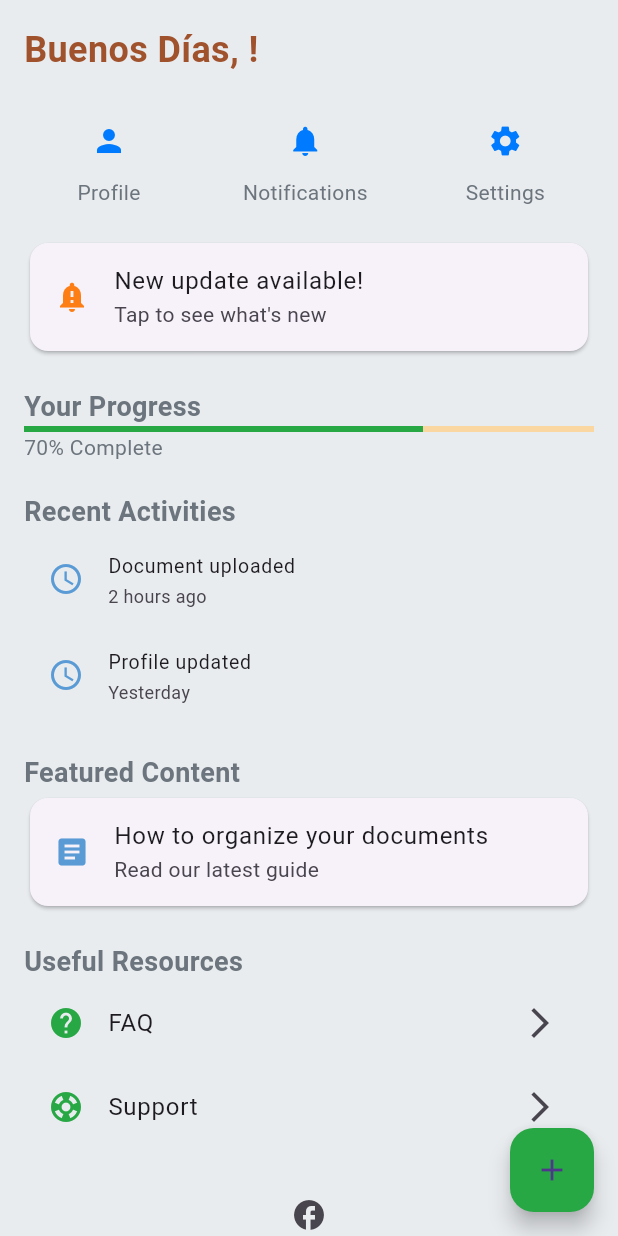
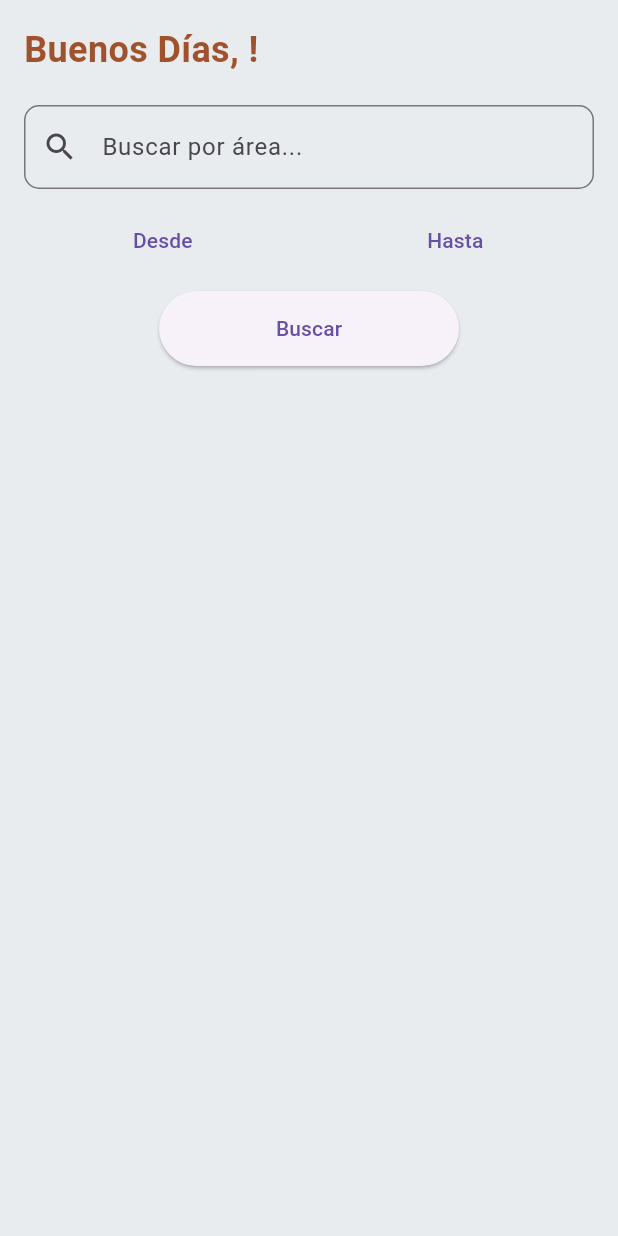
Before and after one commit to leonardoarrieta30/Dago, a Flutter app: the HomeScreen screen opened directly, on a phone screen of 412 x 824 dp. Run offline on Flutter 3.47's test engine with Material 3 defaults, Android fonts, the light colour scheme and no system bars; our stand-ins replace image_picker, pdf, permission_handler, printing, share_plus, shared_preferences; accounts and stored records are empty.

Commit message:
area agregado

```diff
--- /dev/null
+++ b/devtools_options.yaml
@@ -0,0 +1,3 @@
+description: This file stores settings for Dart & Flutter DevTools.
+documentation: https://docs.flutter.dev/tools/devtools/extensions#configure-extension-enablement-states
+extensions:
--- a/lib/components/home.dart
+++ b/lib/components/home.dart
@@ -1,11 +1,7 @@
 import 'dart:convert';
-
-import 'package:dago_application/data/remote/http_helper.dart';
-import 'package:dago_application/models/user.dart';
 import 'package:flutter/material.dart';
+import 'package:shared_preferences/shared_preferences.dart';
 import 'package:intl/intl.dart';
-import 'package:shared_preferences/shared_preferences.dart';
-import 'package:flutter/services.dart';
 
 class HomeScreen extends StatefulWidget {
   @override
@@ -13,67 +9,30 @@ class HomeScreen extends StatefulWidget {
 }
 
 class _HomeScreenState extends State<HomeScreen> {
-  // final String userName = "John";
-  User? _user;
-  HttpHelper? _httpHelper;
+  String _userName = "";
+  TextEditingController _searchController = TextEditingController();
+  DateTime? _fromDate;
+  DateTime? _toDate;
+  List<dynamic> _searchResults = [];
   bool _isLoading = false;
+
   @override
   void initState() {
     super.initState();
-    _httpHelper = HttpHelper();
-    _loadUsuario();
+    _loadUserName();
   }
 
-  @override
-  void didChangeDependencies() {
-    super.didChangeDependencies();
-    if (_user == null) {
-      _loadUsuario();
-    }
-  }
-
-  @override
-  void dispose() {
-    // Cancela cualquier operación pendiente aquí
-    super.dispose();
-  }
-
-  void _loadUsuario() async {
+  void _loadUserName() async {
     SharedPreferences prefs = await SharedPreferences.getInstance();
-    String? usuarioJson = prefs.getString('usuario');
-    if (usuarioJson != null) {
+    String? userJson = prefs.getString('usuario');
+    if (userJson != null) {
+      final userData = jsonDecode(userJson);
       setState(() {
-        _user = User.fromJson(jsonDecode(usuarioJson));
-        _initialize();
+        _userName = userData['nombre'] ?? "";
       });
     }
   }
 
-  Future<void> _initialize() async {
-    if (_user != null) {
-      setState(() {
-        _isLoading = true;
-      });
-      try {
-        final updatedUser = await _httpHelper?.getUserById(_user!.id);
-        if (mounted) {
-          setState(() {
-            _user = updatedUser;
-            _isLoading = false;
-          });
-        }
-      } catch (e) {
-        print('Error al obtener el usuario: $e');
-        if (mounted) {
-          setState(() {
-            _isLoading = false;
-          });
-        }
-      }
-    }
-  }
-
-  // Replace with actual user name
   String _getGreeting() {
     var hour = DateTime.now().hour;
     if (hour < 12) {
@@ -85,178 +44,141 @@ class _HomeScreenState extends State<HomeScreen> {
     }
   }
 
-  String _getUserName() {
-    if (_user != null) {
-      return _user!.nombre;
+  Future<void> _selectDate(BuildContext context, bool isFromDate) async {
+    final DateTime? picked = await showDatePicker(
+      context: context,
+      initialDate:
+          isFromDate ? _fromDate ?? DateTime.now() : _toDate ?? DateTime.now(),
+      firstDate: DateTime(2000),
+      lastDate: DateTime(2101),
+    );
+    if (picked != null) {
+      setState(() {
+        if (isFromDate) {
+          _fromDate = picked;
+        } else {
+          _toDate = picked;
         }
-    return "";
+      });
+    }
+  }
+
+  Future<void> _performSearch() async {
+    if (_searchController.text.isEmpty ||
+        _fromDate == null ||
+        _toDate == null) {
+      ScaffoldMessenger.of(context).showSnackBar(
+        SnackBar(
+            content: Text('Por favor, complete todos los campos de búsqueda')),
+      );
+      return;
+    }
+
+    setState(() {
+      _isLoading = true;
+    });
+
+    // Simular llamada API
+    await Future.delayed(Duration(seconds: 2));
+
+    // Simulación de respuesta de API
+    final response = {
+      'results': [
+        {'id': 1, 'title': 'Resultado 1', 'date': '2024-09-15'},
+        {'id': 2, 'title': 'Resultado 2', 'date': '2024-09-16'},
+        {'id': 3, 'title': 'Resultado 3', 'date': '2024-09-17'},
+      ]
+    };
+
+    setState(() {
+      _searchResults = response['results']!;
+      _isLoading = false;
+    });
   }
 
   @override
   Widget build(BuildContext context) {
-    SystemChrome.setSystemUIOverlayStyle(SystemUiOverlayStyle(
-      statusBarColor: Colors.transparent, // o cualquier color que prefieras
-      statusBarIconBrightness: Brightness.dark, // para iconos oscuros
-    ));
     return Scaffold(
       backgroundColor: Color(0xFFE9ECEF),
-      appBar: AppBar(
-        elevation: 0,
-        automaticallyImplyLeading: false, // Esto quita el botón de retroceso
-        toolbarHeight: 0, // Esto hace que el AppBar sea invisible
-        systemOverlayStyle: SystemUiOverlayStyle.dark,
-      ),
-      body: _isLoading
-          ? Center(child: CircularProgressIndicator())
-          : SingleChildScrollView(
+      body: SafeArea(
         child: Padding(
           padding: EdgeInsets.all(16),
           child: Column(
             crossAxisAlignment: CrossAxisAlignment.start,
             children: [
-                    // Personalized Welcome
               Text(
-                      "${_getGreeting()}, ${_getUserName()}!",
+                "${_getGreeting()}, $_userName!",
                 style: TextStyle(
                   fontSize: 24,
                   fontWeight: FontWeight.bold,
-                          color: Color(0xFFA0522D)),
-                    ),
-                    SizedBox(height: 20),
-
-                    // Quick Access Buttons
-                    Row(
-                      mainAxisAlignment: MainAxisAlignment.spaceAround,
-                      children: [
-                        _buildQuickAccessButton(Icons.person, "Profile"),
-                        _buildQuickAccessButton(
-                            Icons.notifications, "Notifications"),
-                        _buildQuickAccessButton(Icons.settings, "Settings"),
-                      ],
-                    ),
-                    SizedBox(height: 20),
-
-                    // Notifications and Alerts
-                    Card(
-                      child: ListTile(
-                        leading: Icon(Icons.notification_important,
-                            color: Color(0xFFFD7E14)),
-                        title: Text("New update available!"),
-                        subtitle: Text("Tap to see what's new"),
-                        onTap: () {},
+                  color: Color(0xFFA0522D),
                 ),
               ),
               SizedBox(height: 20),
-
-                    // User Progress
-                    Text(
-                      "Your Progress",
-                      style: TextStyle(
-                          fontSize: 18,
-                          fontWeight: FontWeight.bold,
-                          color: Color(0xFF6C757D)),
+              TextField(
+                controller: _searchController,
+                decoration: InputDecoration(
+                  hintText: 'Buscar por área...',
+                  prefixIcon: Icon(Icons.search),
+                  border: OutlineInputBorder(
+                    borderRadius: BorderRadius.circular(10),
                   ),
-                    LinearProgressIndicator(
-                      value: 0.7,
-                      backgroundColor: Color(0xFFFAD7A0),
-                      valueColor:
-                          AlwaysStoppedAnimation<Color>(Color(0xFF28A745)),
                 ),
-                    Text("70% Complete",
-                        style: TextStyle(color: Color(0xFF6C757D))),
-                    SizedBox(height: 20),
-
-                    // Recent Activities
-                    Text(
-                      "Recent Activities",
-                      style: TextStyle(
-                          fontSize: 18,
-                          fontWeight: FontWeight.bold,
-                          color: Color(0xFF6C757D)),
               ),
-                    _buildRecentActivity("Document uploaded", "2 hours ago"),
-                    _buildRecentActivity("Profile updated", "Yesterday"),
-                    SizedBox(height: 20),
-
-                    // Featured Content
-                    Text(
-                      "Featured Content",
-                      style: TextStyle(
-                          fontSize: 18,
-                          fontWeight: FontWeight.bold,
-                          color: Color(0xFF6C757D)),
+              SizedBox(height: 10),
+              Row(
+                children: [
+                  Expanded(
+                    child: TextButton(
+                      onPressed: () => _selectDate(context, true),
+                      child: Text(_fromDate == null
+                          ? 'Desde'
+                          : 'Desde: ${DateFormat('dd/MM/yyyy').format(_fromDate!)}'),
                     ),
-                    Card(
-                      child: ListTile(
-                        leading: Icon(Icons.article, color: Color(0xFF5A9BD5)),
-                        title: Text("How to organize your documents"),
-                        subtitle: Text("Read our latest guide"),
-                        onTap: () {},
+                  ),
+                  SizedBox(width: 10),
+                  Expanded(
+                    child: TextButton(
+                      onPressed: () => _selectDate(context, false),
+                      child: Text(_toDate == null
+                          ? 'Hasta'
+                          : 'Hasta: ${DateFormat('dd/MM/yyyy').format(_toDate!)}'),
+                    ),
+                  ),
+                ],
+              ),
+              SizedBox(height: 10),
+              Center(
+                child: ElevatedButton(
+                  onPressed: _performSearch,
+                  child: Text('Buscar'),
+                  style: ElevatedButton.styleFrom(
+                    minimumSize: Size(200, 50), // Ajusta el tamaño del botón
+                  ),
                 ),
               ),
               SizedBox(height: 20),
-
-                    // Useful Resources
-                    Text(
-                      "Useful Resources",
-                      style: TextStyle(
-                          fontSize: 18,
-                          fontWeight: FontWeight.bold,
-                          color: Color(0xFF6C757D)),
+              Expanded(
+                child: _isLoading
+                    ? Center(child: CircularProgressIndicator())
+                    : ListView.builder(
+                        itemCount: _searchResults.length,
+                        itemBuilder: (context, index) {
+                          final result = _searchResults[index];
+                          return ListTile(
+                            title: Text(result['title']),
+                            subtitle: Text(result['date']),
+                            onTap: () {
+                              // Aquí puedes agregar la lógica para manejar el tap en un resultado
+                            },
+                          );
+                        },
                       ),
-                    _buildResourceLink(Icons.help, "FAQ"),
-                    _buildResourceLink(Icons.support, "Support"),
-                    SizedBox(height: 20),
-
-                    // Social Media
-                    Row(
-                      mainAxisAlignment: MainAxisAlignment.center,
-                      children: [
-                        IconButton(
-                            icon: Icon(Icons.facebook), onPressed: () {}),
-                        // IconButton(icon: Icon(Icons.twitter), onPressed: () {}),
-                        // IconButton(icon: Icon(Icons.linkedin), onPressed: () {}),
-                      ],
               ),
             ],
           ),
         ),
       ),
-      floatingActionButton: FloatingActionButton(
-        onPressed: () {},
-        child: Icon(Icons.add),
-        backgroundColor: Color(0xFF28A745),
-      ),
-    );
-  }
-
-  Widget _buildQuickAccessButton(IconData icon, String label) {
-    return Column(
-      children: [
-        IconButton(
-          icon: Icon(icon, color: Color(0xFF007BFF)),
-          onPressed: () {},
-        ),
-        Text(label, style: TextStyle(color: Color(0xFF6C757D))),
-      ],
-    );
-  }
-
-  Widget _buildRecentActivity(String activity, String time) {
-    return ListTile(
-      leading: Icon(Icons.access_time, color: Color(0xFF5A9BD5)),
-      title: Text(activity),
-      subtitle: Text(time),
-      dense: true,
-    );
-  }
-
-  Widget _buildResourceLink(IconData icon, String label) {
-    return ListTile(
-      leading: Icon(icon, color: Color(0xFF28A745)),
-      title: Text(label),
-      trailing: Icon(Icons.arrow_forward_ios),
-      onTap: () {},
     );
   }
 }
--- a/lib/components/profile.dart
+++ b/lib/components/profile.dart
@@ -626,7 +626,7 @@ class _ProfilePageState extends State<ProfilePage> {
             Row(
               mainAxisAlignment: MainAxisAlignment.spaceBetween,
               children: [
-                Text('Bio',
+                Text('Area',
                     style: TextStyle(
                         fontSize: 20,
                         fontWeight: FontWeight.bold,
--- a/lib/components/security/login.dart
+++ b/lib/components/security/login.dart
@@ -150,8 +150,8 @@ class _LoginScreenState extends State<LoginScreen> {
                   ),
                 ),
                 style: ElevatedButton.styleFrom(
-                  primary: buttonColor,
-                  onPrimary: Colors.white,
+                  //primary: buttonColor,
+                  //onPrimary: Colors.white,
                   shape: RoundedRectangleBorder(
                     borderRadius: BorderRadius.circular(10),
                   ),
--- a/lib/components/security/signup.dart
+++ b/lib/components/security/signup.dart
@@ -182,8 +182,8 @@ class _SignupPageState extends State<SignupPage> {
                   ),
                 ),
                 style: ElevatedButton.styleFrom(
-                  primary: buttonColor,
-                  onPrimary: Colors.white,
+                  //primary: buttonColor,
+                  //onPrimary: Colors.white,
                   shape: RoundedRectangleBorder(
                     borderRadius: BorderRadius.circular(10),
                   ),
--- a/lib/models/person.dart
+++ b/lib/models/person.dart
@@ -4,7 +4,7 @@ class Person {
   final int id;
   String locacion;
   String puestoTrabajo;
-  String descripcionPersonal;
+  String area;
   final String foto_perfil;
   final int usuarioId;
 
@@ -12,7 +12,7 @@ class Person {
       {required this.id,
       required this.locacion,
       required this.puestoTrabajo,
-      required this.descripcionPersonal,
+      required this.area,
       required this.foto_perfil,
       required this.usuarioId});
 
@@ -20,7 +20,7 @@ class Person {
       : id = json['id'],
         locacion = json['locacion'],
         puestoTrabajo = json['puesto_trabajo'],
-        descripcionPersonal = json['descripcion_personal'],
+        area = json['area'] ?? '',
         foto_perfil = json['foto_perfil'],
         usuarioId = json['usuarioId'];
 }
--- a/pubspec.yaml
+++ b/pubspec.yaml
@@ -24,6 +24,7 @@ dependencies:
   permission_handler: ^11.3.1
   flutter_archive: ^6.0.3
   open_file: ^3.3.2
+  table_calendar: ^3.0.8
 
 dev_dependencies:
   flutter_test:
```
Also changed, not shown: lib/components/upload_file.dart (+8 -8 lines), lib/data/remote/http_helper.dart (+5 -5 lines), pubspec.lock, 3 other files. Lines whose indentation alone changed are shown as unchanged.
